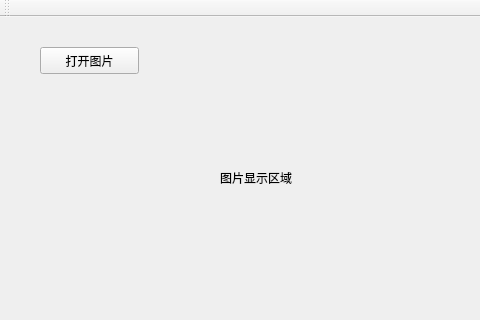
The window that Chapter 05/morphology/mainwindow.ui (bigfool/opencv-2-cookbook-src) describes before a commit, drawn with Qt 5; both pictures show x 0 to 480 and y 0 to 320 of the 662 by 401 pixel window.
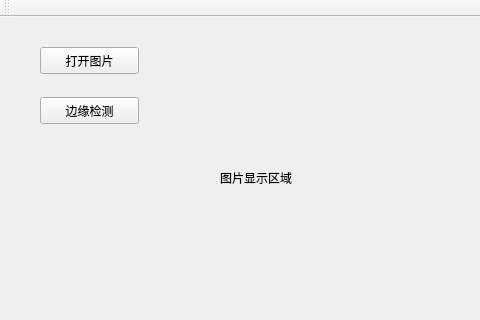
The same window after the commit.

Commit message: 完成基于形态学运算的图像变换的边缘检测功能

What changed in the file:
```diff
--- a/Chapter 05/morphology/mainwindow.ui
+++ b/Chapter 05/morphology/mainwindow.ui
@@ -40,6 +40,19 @@
      <string>图片显示区域</string>
     </property>
    </widget>
+   <widget class="QPushButton" name="edgeButton">
+    <property name="geometry">
+     <rect>
+      <x>40</x>
+      <y>80</y>
+      <width>99</width>
+      <height>27</height>
+     </rect>
+    </property>
+    <property name="text">
+     <string>边缘检测</string>
+    </property>
+   </widget>
   </widget>
   <widget class="QMenuBar" name="menuBar">
    <property name="geometry">
```
The commit also changes 9 other files.
